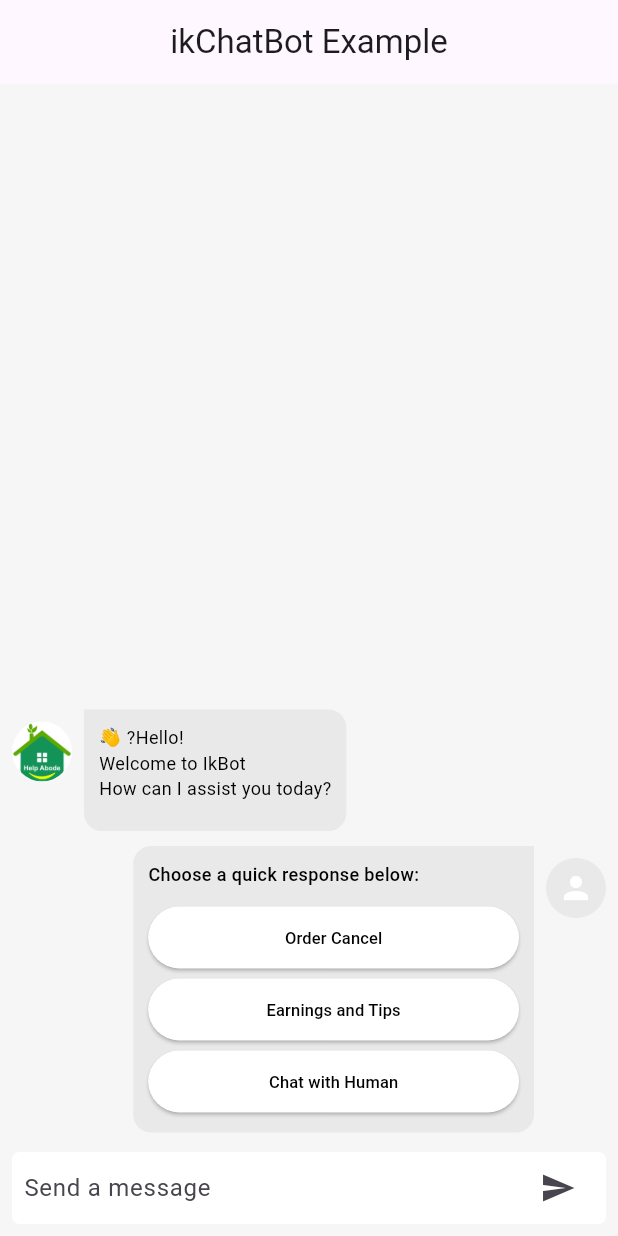
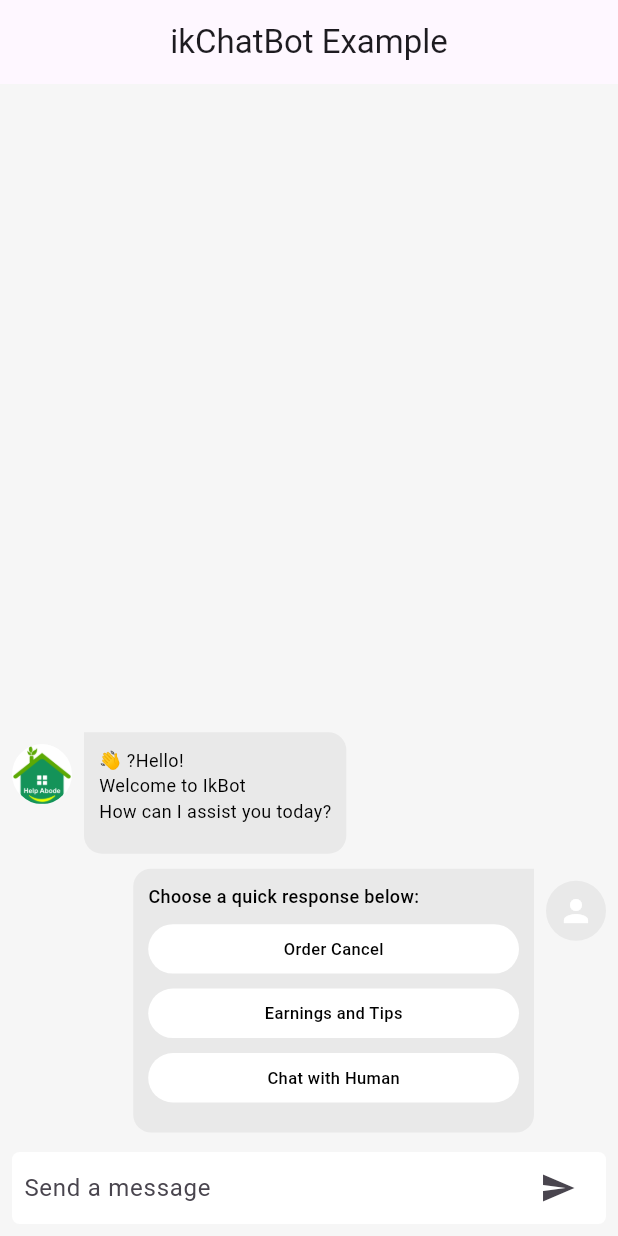
Before and after one commit to taufiqwempro/ikchatbot, a Flutter app: the screen it shows after launch, on a phone screen of 412 x 824 dp. Run offline on Flutter 3.47's test engine with Material 3 defaults, Android fonts, the phone set to English and light mode, and no system bars.

Commit message:
created csutom buttom and handle on tap

```diff
--- a/lib/src/ChatMessage.dart
+++ b/lib/src/ChatMessage.dart
@@ -9,9 +9,7 @@ class ChatMessage extends StatelessWidget {
   final Color userColor;
   final Widget botIcon;
   final Widget userIcon;
-  final List<VoidCallback> ?onPressedHandlers; // List of button handlers
-
-
+  final List<VoidCallback>? onPressedHandlers; // List of button handlers
 
   const ChatMessage({
     required this.text,
@@ -20,7 +18,9 @@ class ChatMessage extends StatelessWidget {
     required this.botIcon,
     required this.userIcon,
     required this.botColor,
-    required this.userColor, required this.showButton,  this.onPressedHandlers,
+    required this.userColor,
+    required this.showButton,
+    this.onPressedHandlers,
   });
 
   @override
@@ -49,9 +49,10 @@ class ChatMessage extends StatelessWidget {
                 constraints: BoxConstraints(
                   maxWidth: MediaQuery.of(context).size.width * 0.7,
                 ),
-                padding: const EdgeInsets.all(10.0),
+                padding: const EdgeInsets.symmetric(
+                    horizontal: 10.0, vertical: 10.0),
                 decoration: BoxDecoration(
-                  color: isUser ? userColor :  botColor,
+                  color: isUser ? userColor : botColor,
                   borderRadius: isUser
                       ? const BorderRadius.only(
                           topLeft: Radius.circular(12.0),
@@ -65,34 +66,41 @@ class ChatMessage extends StatelessWidget {
                         ),
                 ),
                 child: Column(
-                  crossAxisAlignment:
-                  CrossAxisAlignment.start,
+                  crossAxisAlignment: CrossAxisAlignment.start,
                   children: [
                     Text(
                       text,
-                      style:  TextStyle(color: Colors.black,fontSize: 12,fontWeight:showButton? FontWeight.w500:FontWeight.w400),
+                      style: TextStyle(
+                          color: Colors.black,
+                          fontSize: 12,
+                          fontWeight:
+                              showButton ? FontWeight.w500 : FontWeight.w400),
                     ),
-                    SizedBox(height: 10,),
+                    SizedBox(
+                      height: 10,
+                    ),
                     if (showButton)
                       Column(
+                        mainAxisSize: MainAxisSize
+                            .min, // Prevents extra space in the column
+                        mainAxisAlignment:
+                            MainAxisAlignment.start, // Aligns buttons tightly
+                        crossAxisAlignment: CrossAxisAlignment.center,
                         children: [
                           _buildItemsButton(
                               label: "Order Cancel",
-                            onPressed: onPressedHandlers![0], context: context
-                          ),
+                              onPressed: onPressedHandlers![0],
+                              context: context),
                           _buildItemsButton(
                               label: "Earnings and Tips",
                               onPressed: onPressedHandlers![1],
-                              context: context
-                          ),
+                              context: context),
                           _buildItemsButton(
                               label: "Chat with Human",
-                            onPressed:onPressedHandlers![2],
-                              context: context
-                          ),
+                              onPressed: onPressedHandlers![2],
+                              context: context),
                         ],
                       ),
-
                   ],
                 ),
               ),
@@ -118,18 +126,42 @@ class ChatMessage extends StatelessWidget {
       ],
     );
   }
-  Widget _buildItemsButton({required String label,required VoidCallback onPressed ,required BuildContext context}){
-    final height=MediaQuery.of(context).size.height;
-    final width=MediaQuery.of(context).size.width;
-    return ElevatedButton(
-        style: ElevatedButton.styleFrom(
-          backgroundColor: Colors.white,
 
-          fixedSize: Size(width * 0.6, height * 0.04), // Adjust height as before
-          padding: EdgeInsets.symmetric(vertical: 0.0),
-          minimumSize: Size(width * 0.6, height * 0.05),
-
+  Widget _buildItemsButton(
+      {required String label,
+      required VoidCallback onPressed,
+      required BuildContext context}) {
+    final height = MediaQuery.of(context).size.height;
+    final width = MediaQuery.of(context).size.width;
+    return InkWell(
+      onTap: onPressed,
+      child: Container(
+        height: height * 0.04,
+        width: width * 0.6,
+        padding: EdgeInsets.symmetric(horizontal: 10, vertical: 4),
+        margin: EdgeInsets.only(bottom: 10),
+        decoration: BoxDecoration(
+            color: Colors.white, borderRadius: BorderRadius.circular(40)),
+        child: Center(
+            child: Text(
+          label,
+          style: TextStyle(
+              color: Colors.black, fontSize: 11, fontWeight: FontWeight.w500),
+        )),
       ),
-        onPressed: onPressed, child: Text(label,style: TextStyle(color: Colors.black,fontSize: 11),));
+    );
   }
 }
+
+// return ElevatedButton(
+// style: ElevatedButton.styleFrom(
+// backgroundColor: Colors.white,
+// shape: RoundedRectangleBorder(borderRadius: BorderRadius.circular(40)),
+//
+// fixedSize: Size(width * 0.6, height * 0.04), // Adjust height as before
+// padding: EdgeInsets.symmetric(vertical: 0), // Ensure no vertical padding
+// minimumSize: Size(width * 0.6, height * 0.04),
+//
+//
+// ),
+// onPressed: onPressed, child: Text(label,style: TextStyle(color: Colors.black,fontSize: 11),));
```
Lines whose indentation alone changed are shown as unchanged.
